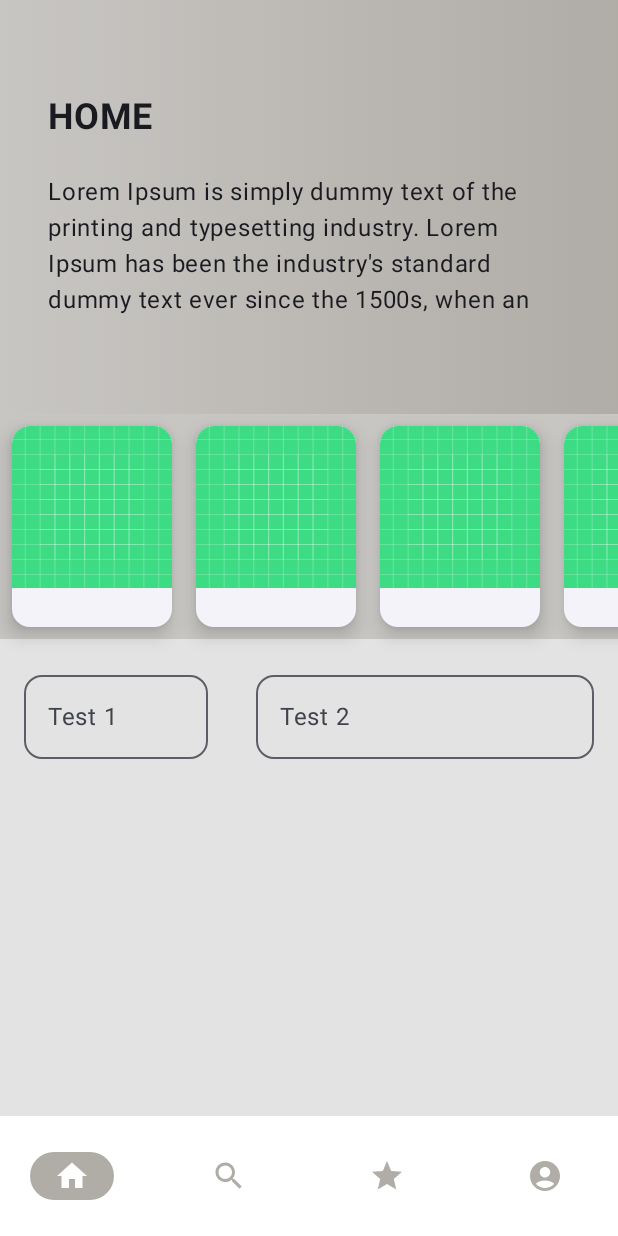
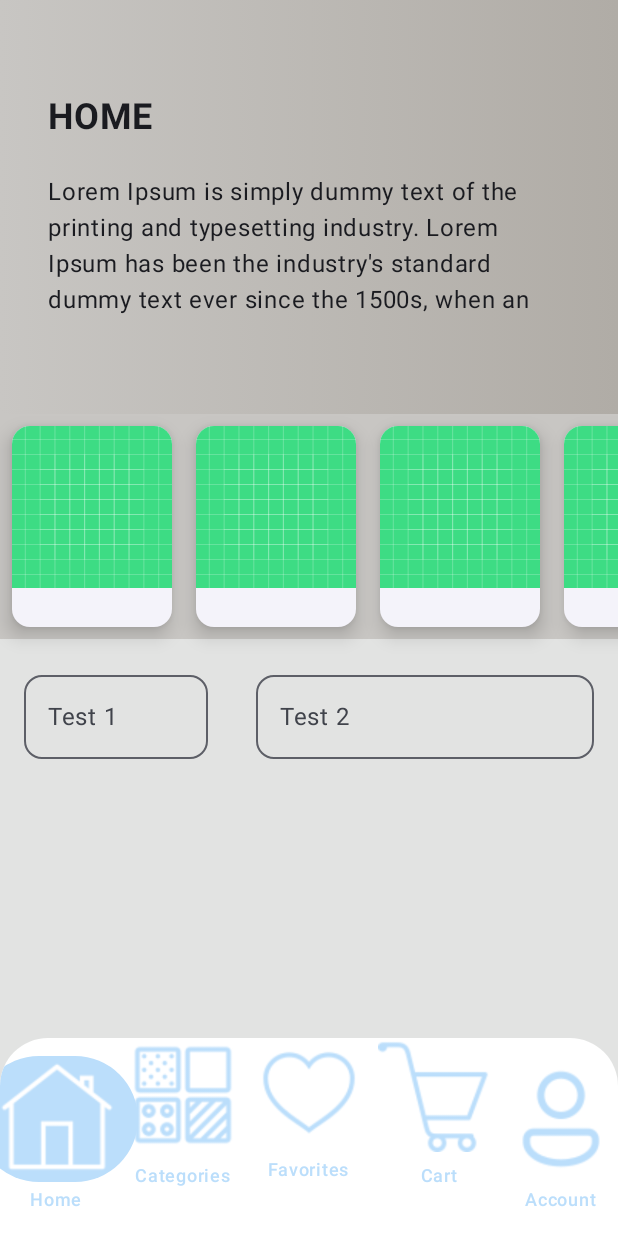
Before and after one commit to alperencitak/E-Commerce-App, an Android app built with Jetpack Compose: the main screen opened through its navigation route, on a phone screen of 412 x 824 dp. Run offline under Robolectric (Android 15) with nearby library versions, the phone set to English and light mode, and no system bars; our stand-ins replace Dagger/Hilt's generated code.

Commit message:
Nav bar updated

```diff
--- a/client/app/src/main/java/com/alperencitak/e_commerce_app/MainActivity.kt
+++ b/client/app/src/main/java/com/alperencitak/e_commerce_app/MainActivity.kt
@@ -4,21 +4,28 @@ import android.os.Bundle
 import androidx.activity.ComponentActivity
 import androidx.activity.compose.setContent
 import androidx.activity.enableEdgeToEdge
-import androidx.compose.material.icons.Icons
-import androidx.compose.material.icons.filled.AccountCircle
-import androidx.compose.material.icons.filled.Home
-import androidx.compose.material.icons.filled.Search
-import androidx.compose.material.icons.filled.Star
+import androidx.compose.foundation.layout.offset
+import androidx.compose.foundation.layout.padding
+import androidx.compose.foundation.shape.RoundedCornerShape
 import androidx.compose.material3.Icon
 import androidx.compose.material3.NavigationBar
 import androidx.compose.material3.NavigationBarItem
 import androidx.compose.material3.NavigationBarItemDefaults
 import androidx.compose.material3.Scaffold
+import androidx.compose.material3.Text
 import androidx.compose.runtime.Composable
+import androidx.compose.ui.Modifier
+import androidx.compose.ui.draw.clip
+import androidx.compose.ui.draw.shadow
 import androidx.compose.ui.graphics.Color
+import androidx.compose.ui.res.painterResource
+import androidx.compose.ui.unit.dp
 import androidx.navigation.compose.currentBackStackEntryAsState
 import androidx.navigation.compose.rememberNavController
+import com.alperencitak.e_commerce_app.ui.theme.Blue
 import com.alperencitak.e_commerce_app.ui.theme.ECommerceAppTheme
+import com.alperencitak.e_commerce_app.ui.theme.Gray
+import com.alperencitak.e_commerce_app.ui.theme.LightBlue
 import com.alperencitak.e_commerce_app.ui.theme.SoftBeige
 import com.alperencitak.e_commerce_app.view.NavScreen
 import dagger.hilt.android.AndroidEntryPoint
@@ -38,21 +45,30 @@ class MainActivity : ComponentActivity() {
 
 
 @Composable
-fun ScaffoldWithNavBar(){
+fun ScaffoldWithNavBar() {
     val navController = rememberNavController()
     val currentRoute = navController.currentBackStackEntryAsState().value?.destination?.route
     val barRoutes = listOf("main", "search")
     Scaffold(
         bottomBar = {
-            if(barRoutes.contains(currentRoute)){
+            if (barRoutes.contains(currentRoute)) {
                 NavigationBar(
-                    containerColor = Color.White
+                    containerColor = Color.White,
+                    tonalElevation = 4.dp,
+                    modifier = Modifier
+                        .clip(RoundedCornerShape(topStart = 32.dp, topEnd = 32.dp))
                 ) {
-                    val itemColor = SoftBeige
+                    val itemColor = LightBlue
                     NavigationBarItem(
                         selected = currentRoute == "main",
                         onClick = {},
-                        icon = { Icon(Icons.Default.Home, contentDescription = "Home Icon") },
+                        icon = {
+                            Icon(
+                                painter = painterResource(R.drawable.home),
+                                contentDescription = "Home Icon"
+                            )
+                        },
+                        label = { Text(text = "Home", color = LightBlue) },
                         colors = NavigationBarItemDefaults.colors(
                             indicatorColor = itemColor,
                             selectedIconColor = Color.White,
@@ -60,29 +76,66 @@ fun ScaffoldWithNavBar(){
                         )
                     )
                     NavigationBarItem(
-                        selected = currentRoute == "search",
+                        selected = currentRoute == "categories",
                         onClick = {},
-                        icon = { Icon(Icons.Default.Search, contentDescription = "Search Icon") },
+                        icon = {
+                            Icon(
+                                painter = painterResource(R.drawable.categories),
+                                contentDescription = "Categories Icon"
+                            )
+                        },
+                        label = { Text(text = "Categories", color = LightBlue) },
                         colors = NavigationBarItemDefaults.colors(
                             indicatorColor = itemColor,
                             selectedIconColor = Color.White,
                             unselectedIconColor = itemColor,
-                        )
+                        ),
+                        modifier = Modifier.offset(y = (-16).dp)
                     )
                     NavigationBarItem(
                         selected = currentRoute == "favorites",
                         onClick = {},
-                        icon = { Icon(Icons.Default.Star, contentDescription = "Star Icon") },
+                        icon = {
+                            Icon(
+                                painter = painterResource(R.drawable.favorite),
+                                contentDescription = "Favorite Icon"
+                            )
+                        },
+                        label = { Text(text = "Favorites", color = LightBlue) },
                         colors = NavigationBarItemDefaults.colors(
                             indicatorColor = itemColor,
                             selectedIconColor = Color.White,
                             unselectedIconColor = itemColor,
-                        )
+                        ),
+                        modifier = Modifier.offset(y = (-32).dp).padding(top = 24.dp)
+                    )
+                    NavigationBarItem(
+                        selected = currentRoute == "cart",
+                        onClick = {},
+                        icon = {
+                            Icon(
+                                painter = painterResource(R.drawable.cart),
+                                contentDescription = "Cart Icon"
+                            )
+                        },
+                        label = { Text(text = "  Cart", color = LightBlue) },
+                        colors = NavigationBarItemDefaults.colors(
+                            indicatorColor = itemColor,
+                            selectedIconColor = Color.White,
+                            unselectedIconColor = itemColor,
+                        ),
+                        modifier = Modifier.offset(y = (-16).dp)
                     )
                     NavigationBarItem(
                         selected = currentRoute == "account",
                         onClick = {},
-                        icon = { Icon(Icons.Default.AccountCircle, contentDescription = "Account Icon") },
+                        icon = {
+                            Icon(
+                                painter = painterResource(R.drawable.account),
+                                contentDescription = "Account Icon"
+                            )
+                        },
+                        label = { Text(text = "Account", color = LightBlue) },
                         colors = NavigationBarItemDefaults.colors(
                             indicatorColor = itemColor,
                             selectedIconColor = Color.White,
@@ -92,7 +145,7 @@ fun ScaffoldWithNavBar(){
                 }
             }
         }
-    ){ paddingValues ->
-       NavScreen(navController, paddingValues)
+    ) { paddingValues ->
+        NavScreen(navController, paddingValues)
     }
 }
```
